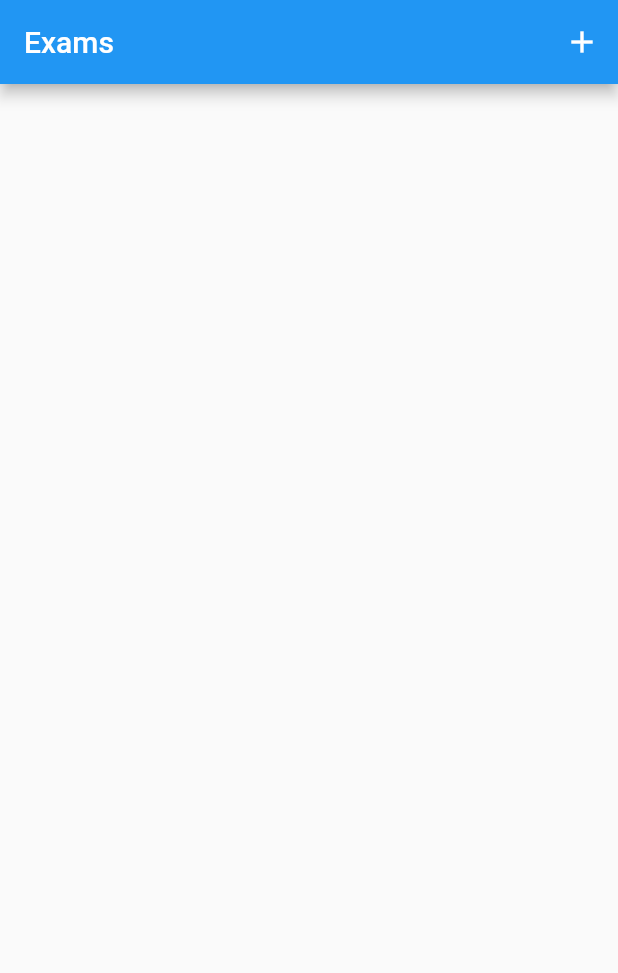
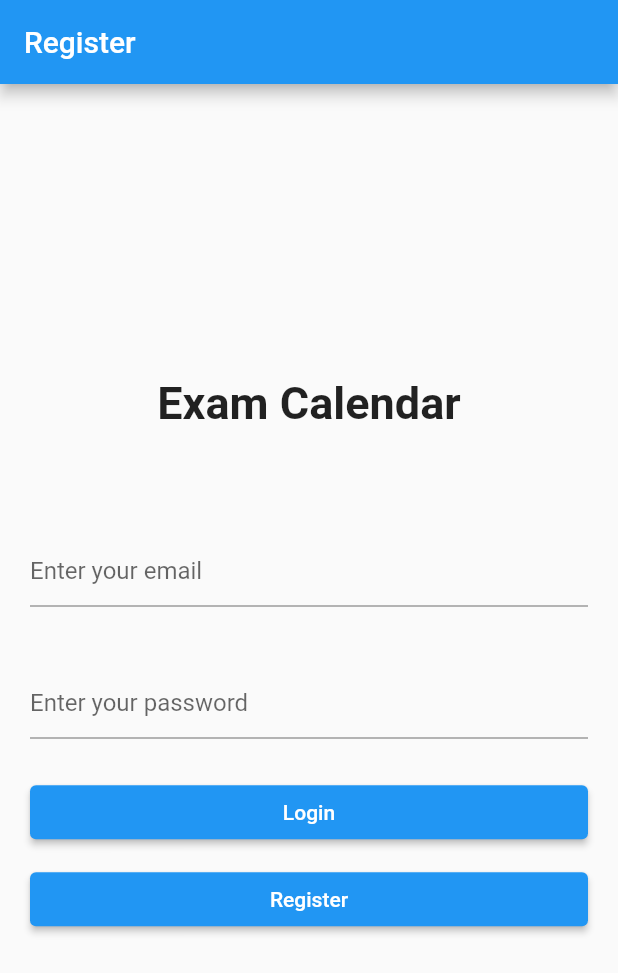
Before and after one commit to stefan-dimitrovski/ExamCalendar, a Flutter app: the screen it shows after launch, on a phone screen of 412 x 824 dp. Shown: the top 973 px of the screen. Run offline on Flutter 3.47's test engine with Material 2 defaults, Android fonts, the phone set to English and light mode, and no system bars; our stand-ins replace awesome_notifications, cloud_firestore, firebase_auth, firebase_core, syncfusion_flutter_calendar; accounts and stored records are empty; generated files the repository leaves out were written again; statements that could not run were skipped.

Commit message:
Firebase implementation; authentication; calendar view; persistence exams;

```diff
--- a/lib/models/exam.dart
+++ b/lib/models/exam.dart
@@ -1,21 +1,41 @@
 class Exam {
+  Exam(
+      {required this.subject,
+      required this.year,
+      required this.month,
+      required this.day,
+      required this.hour,
+      required this.minute,
+      required this.userId});
+
+  Exam.fromJson(Map<String, Object?> json)
+      : this(
+          subject: json['subject']! as String,
+          year: json['year']! as int,
+          month: json['month']! as int,
+          day: json['day']! as int,
+          hour: json['hour']! as int,
+          minute: json['minute']! as int,
+          userId: json['userId']! as String,
+        );
+
   String subject;
-  DateTime date;
+  String userId;
+  int year;
+  int month;
+  int day;
+  int hour;
+  int minute;
 
-  Exam(this.subject, this.date) {
-    subject = subject;
-    date = date;
-  }
-
-  String get getSubject => subject;
-  String get getDate {
-    String year = date.year.toString();
-    String month = date.month.toString();
-    String day = date.day.toString();
-    String hour = date.hour.toString();
-    String minute = date.minute.toString();
-    return "${addZero(day)}/${addZero(month)}/$year ${addZero(hour)}:${addZero(minute)}";
-  }
+  Map<String, Object?> toJson() => {
+        'subject': subject,
+        'year': year,
+        'month': month,
+        'day': day,
+        'hour': hour,
+        'minute': minute,
+        'userId': userId,
+      };
 
   static addZero(String s) {
     if (s.length == 1) {
--- /dev/null
+++ b/lib/screens/auth_screen.dart
@@ -0,0 +1,149 @@
+import 'package:exam_calendar/screens/home_screen.dart';
+import 'package:firebase_auth/firebase_auth.dart';
+import 'package:flutter/material.dart';
+
+class AuthPage extends StatefulWidget {
+  const AuthPage({Key? key}) : super(key: key);
+
+  @override
+  State<AuthPage> createState() => _AuthPageState();
+}
+
+class _AuthPageState extends State<AuthPage> {
+  void _isLoggedIn() {
+    FirebaseAuth.instance.authStateChanges().listen(
+      (User? user) {
+        if (user == null) {
+          print('User is currently signed out!');
+        } else {
+          print('User is signed in!');
+          Navigator.pushReplacement(
+            context,
+            MaterialPageRoute(
+              builder: (context) => const MyHomePage(
+                title: "Exams",
+              ),
+            ),
+          );
+        }
+      },
+    );
+  }
+
+  void _register() async {
+    if (emailController.text != "" && passwordController.text != "") {
+      try {
+        UserCredential userCredential = await FirebaseAuth.instance
+            .createUserWithEmailAndPassword(
+                email: emailController.text, password: passwordController.text);
+
+        emailController.clear();
+        passwordController.clear();
+      } on FirebaseAuthException catch (e) {
+        if (e.code == 'weak-password') {
+          print('The password provided is too weak.');
+        } else if (e.code == 'email-already-in-use') {
+          print('The account already exists for that email.');
+        }
+      } catch (e) {
+        print(e);
+      }
+    }
+  }
+
+  void _signIn() async {
+    if (emailController.text != "" && passwordController.text != "") {
+      try {
+        UserCredential userCredential = await FirebaseAuth.instance
+            .signInWithEmailAndPassword(
+                email: emailController.text, password: passwordController.text);
+        emailController.clear();
+        passwordController.clear();
+      } on FirebaseAuthException catch (e) {
+        if (e.code == 'user-not-found') {
+          print('No user found for that email.');
+        } else if (e.code == 'wrong-password') {
+          print('Wrong password provided for that user.');
+        }
+      }
+    }
+  }
+
+  final emailController = TextEditingController();
+  final passwordController = TextEditingController();
+
+  @override
+  void initState() {
+    _isLoggedIn();
+    super.initState();
+  }
+
+  @override
+  void dispose() {
+    emailController.dispose();
+    passwordController.dispose();
+    super.dispose();
+  }
+
+  @override
+  Widget build(BuildContext context) {
+    return Scaffold(
+      appBar: AppBar(
+        title: const Text('Register'),
+      ),
+      body: Column(
+        mainAxisAlignment: MainAxisAlignment.center,
+        children: [
+          Container(
+            margin: const EdgeInsets.only(bottom: 50),
+            child: const Text(
+              "Exam Calendar",
+              style: TextStyle(fontSize: 30, fontWeight: FontWeight.bold),
+            ),
+          ),
+          Container(
+            padding: const EdgeInsets.all(20),
+            child: TextField(
+              controller: emailController,
+              decoration: const InputDecoration(
+                hintText: 'Enter your email',
+              ),
+            ),
+          ),
+          Container(
+            padding: const EdgeInsets.all(20),
+            child: TextField(
+              obscureText: true,
+              enableSuggestions: false,
+              autocorrect: false,
+              controller: passwordController,
+              decoration: const InputDecoration(
+                hintText: 'Enter your password',
+              ),
+            ),
+          ),
+          Container(
+            width: double.infinity,
+            padding: const EdgeInsets.symmetric(horizontal: 20, vertical: 5),
+            child: ElevatedButton(
+              onPressed: () {
+                _signIn();
+              },
+              child: const Text("Login"),
+            ),
+          ),
+          Container(
+            width: double.infinity,
+            padding: const EdgeInsets.symmetric(horizontal: 20, vertical: 5),
+            child: ElevatedButton(
+              onPressed: () {
+                _register();
+              },
+              child: const Text("Register"),
+            ),
+          ),
+        ],
+      ),
+    );
+  }
+}
```
Also changed, not shown: lib/main.dart (+25 -1 lines), lib/notifications.dart (added, +39 -0 lines), lib/screens/home_screen.dart (+146 -28 lines), lib/widget/calendar.dart (added, +129 -0 lines), pubspec.yaml (+6 -2 lines), pubspec.lock, 4 other files.
